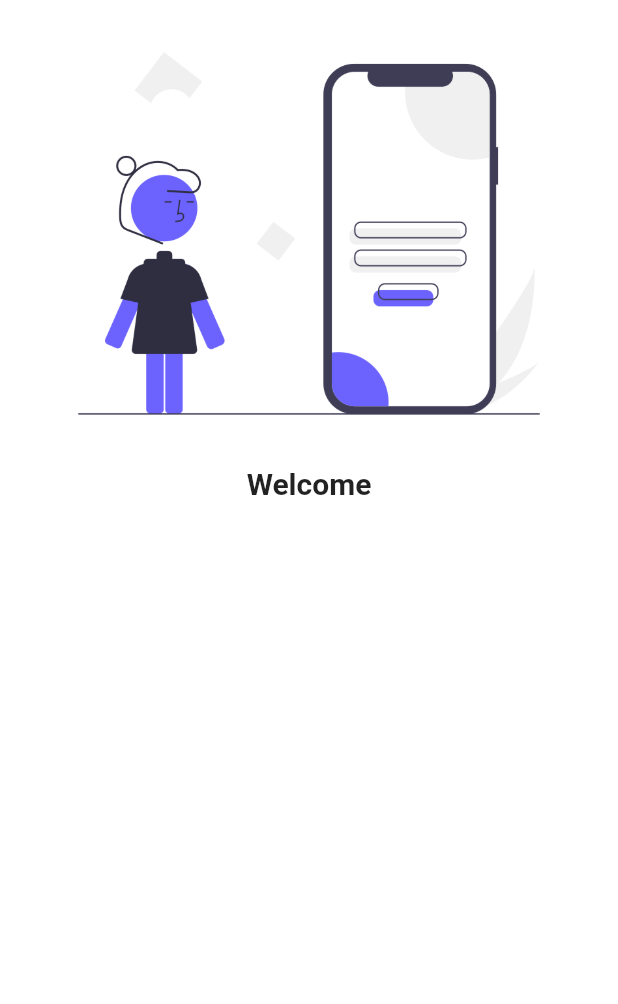
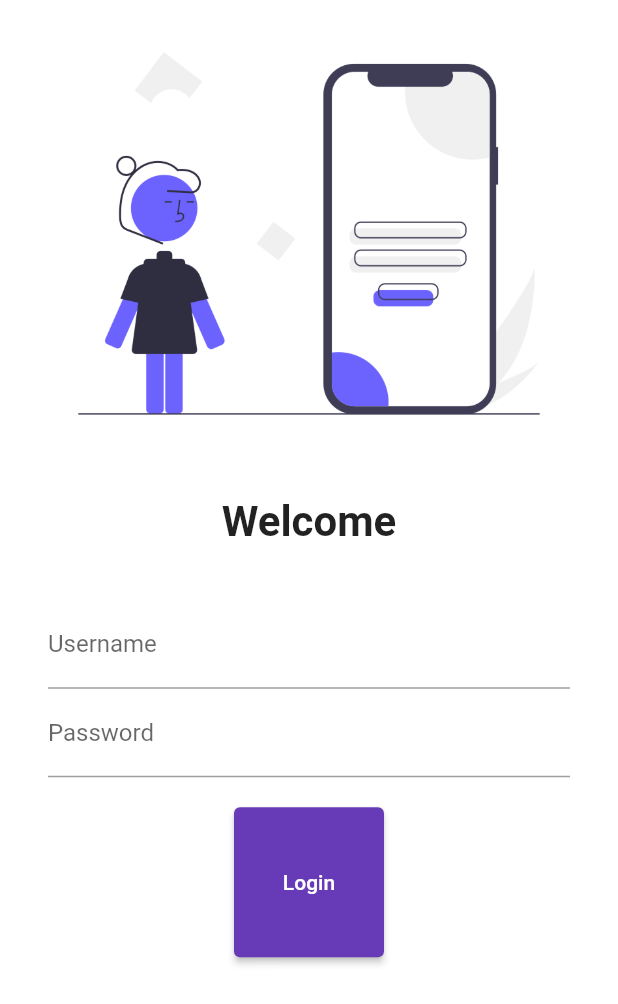
Before and after one commit to nirav-bugs/Catalog-Flutter, a Flutter app: the screen it shows after launch, on a phone screen of 412 x 824 dp. Shown: the top 1004 px of the screen. Run offline on Flutter 3.47's test engine with Material 2 defaults, Android fonts, the phone set to English and light mode, and no system bars; missing offline and left inert: dart:html.

Commit message:
Routes &  Login button

```diff
--- a/lib/main.dart
+++ b/lib/main.dart
@@ -1,6 +1,7 @@
 import 'package:flutter/material.dart';
 import 'package:myfirstproject/pages/login.dart';
 import 'pages/home_page.dart';
+import "./utlis/routes.dart";
 
 void main() {
   runApp(const MyApp());
@@ -22,8 +23,8 @@ class MyApp extends StatelessWidget {
         brightness: Brightness.dark,
       ),
       routes: {
-        // "/":(context)=>HomePage(),
-        // "/login":(context)=>LoginPage(),
+        MyRoutes.homeRoute: (context) => HomePage(),
+        MyRoutes.loginRoute: (context) => LoginPage(),
       },
     );
   }
--- a/lib/pages/login.dart
+++ b/lib/pages/login.dart
@@ -1,24 +1,71 @@
 import "package:flutter/material.dart";
+import "package:myfirstproject/utlis/routes.dart";
 
 class LoginPage extends StatelessWidget {
   @override
   Widget build(BuildContext context) {
     return Material(
       color: Colors.white,
+      child: SingleChildScrollView(
           child: Column(
         children: [
           Image.asset(
             "assets/images/loginimg.png",
             fit: BoxFit.cover,
           ),
-            Text(
+          const SizedBox(
+            height: 20.0,
+
+            // things to preview in above height : written at bottom chid
+            // child:Text("data") ,
+          ),
+          const Text(
             "Welcome",
             style: TextStyle(
-                fontSize: 20,
+              fontSize: 28,
               fontWeight: FontWeight.bold,
+            ),
+          ),
+          const SizedBox(
+            height: 20,
+          ),
+          // below for left right same
+          // Padding(padding: const EdgeInsets.all(16.0),
+          // for different from left to right
+          Padding(
+            padding:
+                const EdgeInsets.symmetric(vertical: 16.0, horizontal: 32.0),
+            child: Column(
+              children: [
+                TextFormField(
+                  decoration: const InputDecoration(
+                    hintText: "Enter Username",
+                    labelText: "Username",
+                  ),
+                ),
+                TextFormField(
+                  // below for encoded password:***
+                  obscureText: true,
+                  decoration: const InputDecoration(
+                    hintText: "Enter Password",
+                    labelText: "Password",
+                  ),
+                ),
+                const SizedBox(
+                  height: 20,
+                ),
+                ElevatedButton(
+                  onPressed: () {
+                    Navigator.pushNamed(context, MyRoutes.homeRoute);
+                  },
+                  style: TextButton.styleFrom(minimumSize: Size(100, 100)),
+                  child: Text("Login"),
+                ),
+              ],
             ),
           )
         ],
-        ));
+      )),
+    );
   }
 }
--- /dev/null
+++ b/lib/utlis/routes.dart
@@ -0,0 +1,6 @@
+import 'dart:html';
+
+class MyRoutes {
+  static String loginRoute = "/login";
+  static String homeRoute = "/home";
+}
```
Lines whose indentation alone changed are shown as unchanged.
